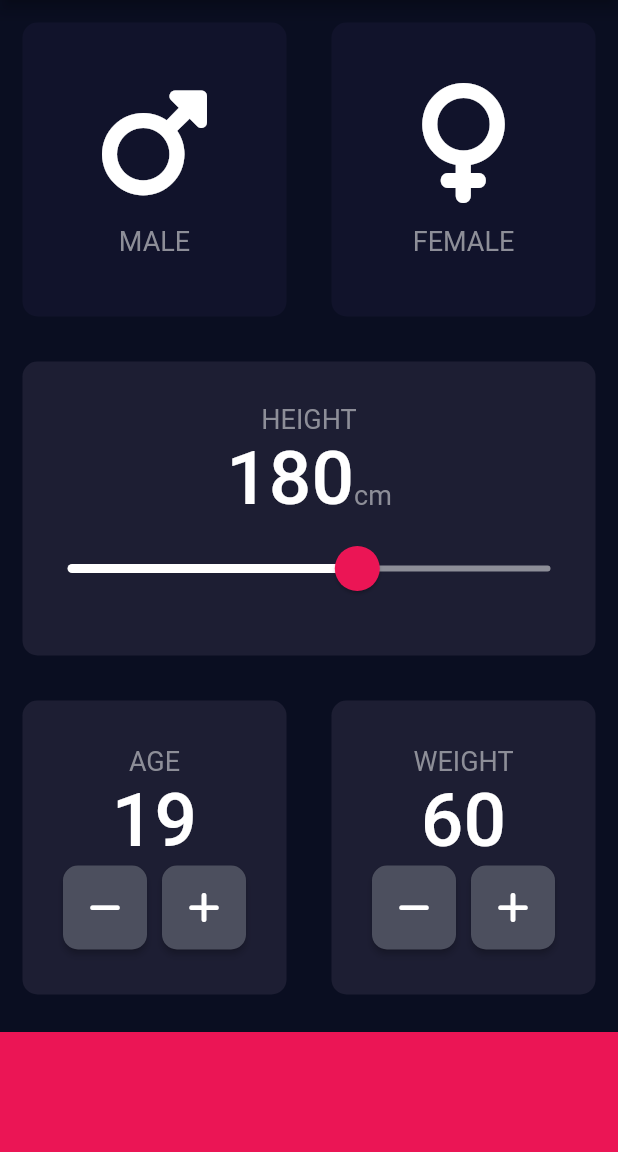
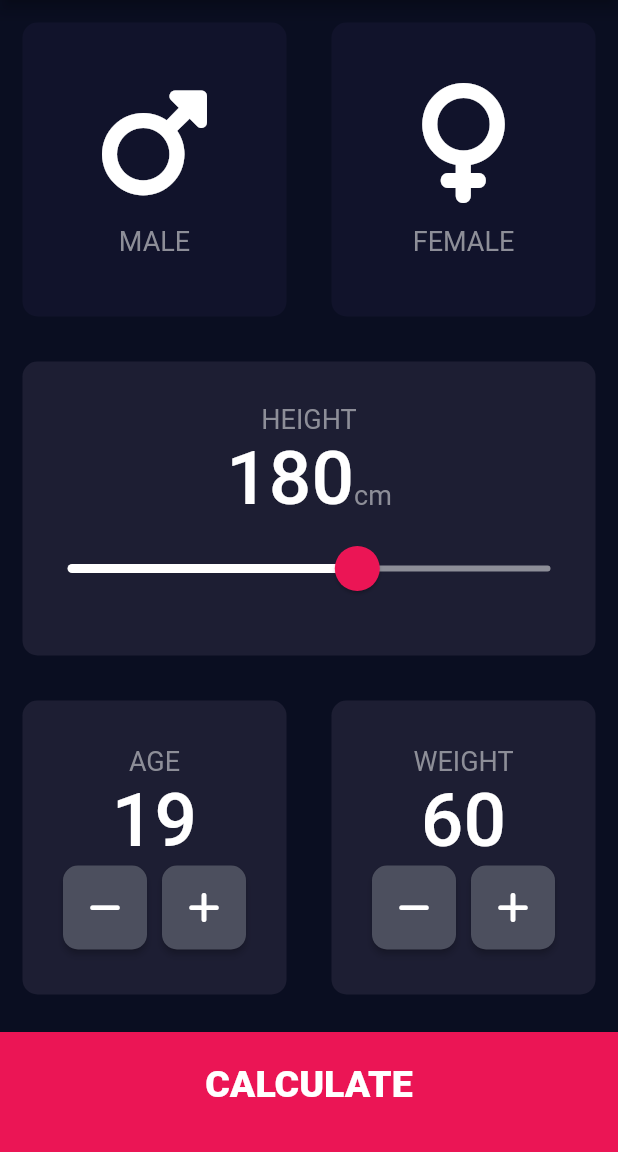
Before and after one commit to ayoolat/bmi_calculator_flutter, a Flutter app: the screen it shows after launch, on a phone screen of 412 x 824 dp, the part 84-1236 px from its top. Run offline on Flutter 3.47's test engine with Material 2 defaults, Android fonts, the phone set to English and light mode, and no system bars; our stand-ins replace font_awesome_flutter.

Commit message:
BMI calculator complete

```diff
--- /dev/null
+++ b/lib/components/bottomButton.dart
@@ -0,0 +1,32 @@
+import 'package:flutter/cupertino.dart';
+import 'package:flutter/material.dart';
+
+import '../Renders/resultsPage.dart';
+import '../utils/constants.dart';
+
+class BottomButton extends StatelessWidget {
+  final VoidCallback onTap;
+  final String text;
+
+  BottomButton({required this.onTap, required this.text});
+
+  @override
+  Widget build(BuildContext context) {
+    return GestureDetector(
+      onTap: onTap,
+      child: Container(
+        color: const Color(0xFFEB1555),
+        margin: const EdgeInsets.only(top: 10),
+        width: double.infinity,
+        height: kBottomContainerHeight,
+        padding: const EdgeInsets.only(bottom: 10.0),
+        child: Center(
+          child: Text(
+            text,
+            style: kLargeButtonTextStyle,
+          ),
+        ),
+      ),
+    );
+  }
+}
--- /dev/null
+++ b/lib/components/roundButtonIcon.dart
@@ -0,0 +1,19 @@
+import 'package:flutter/cupertino.dart';
+import 'package:flutter/material.dart';
+
+class RoundIconButton extends StatelessWidget {
+  final IconData? icon;
+  final VoidCallback onPress;
+  RoundIconButton({this.icon, required this.onPress});
+
+  @override
+  Widget build(BuildContext context) {
+    return RawMaterialButton(
+      onPressed: onPress,
+      shape: RoundedRectangleBorder(borderRadius: BorderRadius.circular(10)),
+      fillColor: const Color(0xFF4c4F5E),
+      constraints: const BoxConstraints.tightFor(width: 56.0, height: 56.0),
+      child: Icon(icon),
+    );
+  }
+}
--- a/lib/inputPage.dart
+++ /dev/null
@@ -1,223 +0,0 @@
-import 'package:flutter/material.dart';
-import 'customWidgets/icons_content.dart';
-import 'customWidgets/reuseable_card.dart';
-import 'utils/constants.dart';
-import 'utils/enums.dart';
-import 'package:font_awesome_flutter/font_awesome_flutter.dart';
-
-class InputPage extends StatefulWidget {
-  @override
-  _InputPageState createState() => _InputPageState();
-}
-
-class _InputPageState extends State<InputPage> {
-  Gender? selectedGender;
-  int height = 180;
-  int weight = 60;
-  int age = 19;
-
-  @override
-  Widget build(BuildContext context) {
-    return Scaffold(
-      appBar: AppBar(
-        title: const Text('BMI CALCULATOR'),
-      ),
-      body: Column(crossAxisAlignment: CrossAxisAlignment.stretch, children: [
-        Expanded(
-          child: Row(
-            children: [
-              Expanded(
-                child: ReuseableCard(
-                  onPress: () {
-                    setState(() {
-                      selectedGender = Gender.male;
-                    });
-                  },
-                  colour: selectedGender == Gender.male
-                      ? kActiveCardColor
-                      : kInActiveCardColor,
-                  cardChild:
-                      const IconBar(icon: FontAwesomeIcons.mars, text: 'MALE'),
-                ),
-              ),
-              Expanded(
-                child: ReuseableCard(
-                  onPress: () {
-                    setState(() {
-                      selectedGender = Gender.female;
-                    });
-                  },
-                  colour: selectedGender == Gender.female
-                      ? kActiveCardColor
-                      : kInActiveCardColor,
-                  cardChild: const IconBar(
-                      icon: FontAwesomeIcons.venus, text: 'FEMALE'),
-                ),
-              ),
-            ],
-          ),
-        ),
-        Expanded(
-          child: ReuseableCard(
-            colour: kActiveCardColor,
-            cardChild: Column(
-              mainAxisAlignment: MainAxisAlignment.center,
-              children: [
-                const Text("HEIGHT", style: kLabelStyle),
-                Row(
-                  mainAxisAlignment: MainAxisAlignment.center,
-                  crossAxisAlignment: CrossAxisAlignment.baseline,
-                  textBaseline: TextBaseline.alphabetic,
-                  children: [
-                    Text(
-                      height.toString(),
-                      style: kNumberTextStyle,
-                    ),
-                    const Text(
-                      "cm",
-                      style: kLabelStyle,
-                    ),
-                  ],
-                ),
-                SliderTheme(
-                  data: SliderTheme.of(context).copyWith(
-                      thumbColor: const Color(0xFFEB1555),
-                      inactiveTrackColor: const Color(0xFF8D8E98),
-                      thumbShape:
-                          const RoundSliderThumbShape(enabledThumbRadius: 15.0),
-                      overlayShape:
-                          const RoundSliderOverlayShape(overlayRadius: 30),
-                      activeTrackColor: Colors.white,
-                      overlayColor: const Color(0xFFEB1555)),
-                  child: Slider(
-                    value: height.toDouble(),
-                    onChanged: (double newValue) {
-                      setState(() {
-                        height = newValue.toInt();
-                      });
-                    },
-                    max: 220.0,
-                    min: 120.0,
-                  ),
-                )
-              ],
-            ),
-          ),
-        ),
-        Expanded(
-          child: Row(
-            children: [
-              Expanded(
-                child: ReuseableCard(
-                  colour: kActiveCardColor,
-                  cardChild: Column(
-                    mainAxisAlignment: MainAxisAlignment.center,
-                    children: [
-                      const Text(
-                        "AGE",
-                        style: kLabelStyle,
-                      ),
-                      Text(
-                        age.toString(),
-                        style: kNumberTextStyle,
-                      ),
-                      Row(
-                        mainAxisAlignment: MainAxisAlignment.center,
-                        children: [
-                          RoundIconButton(
-                            icon: FontAwesomeIcons.minus,
-                            onPress: () {
-                              setState(() {
-                                age--;
-                              });
-                            },
-                          ),
-                          const SizedBox(
-                            width: 10,
-                          ),
-                          RoundIconButton(
-                            icon: FontAwesomeIcons.add,
-                            onPress: () {
-                              setState(() {
-                                age--;
-                              });
-                            },
-                          ),
-                        ],
-                      )
-                    ],
-                  ),
-                ),
-              ),
-              Expanded(
-                child: ReuseableCard(
-                  colour: kActiveCardColor,
-                  cardChild: Column(
-                    mainAxisAlignment: MainAxisAlignment.center,
-                    children: [
-                      const Text(
-                        "WEIGHT",
-                        style: kLabelStyle,
-                      ),
-                      Text(
-                        weight.toString(),
-                        style: kNumberTextStyle,
-                      ),
-                      Row(
-                        mainAxisAlignment: MainAxisAlignment.center,
-                        children: [
-                          RoundIconButton(
-                            icon: FontAwesomeIcons.minus,
-                            onPress: () {
-                              setState(() {
-                                weight--;
-                              });
-                            },
-                          ),
-                          const SizedBox(
-                            width: 10,
-                          ),
-                          RoundIconButton(
-                            icon: FontAwesomeIcons.add,
-                            onPress: () {
-                              setState(() {
-                                weight--;
-                              });
-                            },
-                          ),
-                        ],
-                      )
-                    ],
-                  ),
-                ),
-              ),
-            ],
-          ),
-        ),
-        Container(
-          color: const Color(0xFFEB1555),
-          margin: const EdgeInsets.only(top: 10),
-          width: double.infinity,
-          height: kBottomContainerHeight,
-        )
-      ]),
-    );
-  }
-}
-
-class RoundIconButton extends StatelessWidget {
-  final IconData? icon;
-  final VoidCallback onPress;
-  RoundIconButton({this.icon, required this.onPress});
-
-  @override
-  Widget build(BuildContext context) {
-    return RawMaterialButton(
-      onPressed: onPress,
-      shape: RoundedRectangleBorder(borderRadius: BorderRadius.circular(10)),
-      fillColor: const Color(0xFF4c4F5E),
-      constraints: const BoxConstraints.tightFor(width: 56.0, height: 56.0),
-      child: Icon(icon),
-    );
-  }
-}
--- a/lib/main.dart
+++ b/lib/main.dart
@@ -1,5 +1,5 @@
 import 'package:flutter/material.dart';
-import 'inputPage.dart';
+import 'Renders/inputPage.dart';
 
 void main() => runApp(BMICalculator());
 
--- /dev/null
+++ b/lib/renders/inputPage.dart
@@ -0,0 +1,224 @@
+import 'package:flutter/material.dart';
+import '../components/bottomButton.dart';
+import '../components/icons_content.dart';
+import '../components/reuseable_card.dart';
+import '../components/roundButtonIcon.dart';
+import '../services/calculatorBrain.dart';
+import '../utils/constants.dart';
+import '../utils/enums.dart';
+import 'resultsPage.dart';
+import 'package:font_awesome_flutter/font_awesome_flutter.dart';
+
+class InputPage extends StatefulWidget {
+  @override
+  _InputPageState createState() => _InputPageState();
+}
+
+class _InputPageState extends State<InputPage> {
+  Gender? selectedGender;
+  int height = 180;
+  int weight = 60;
+  int age = 19;
+
+  @override
+  Widget build(BuildContext context) {
+    return Scaffold(
+      appBar: AppBar(
+        title: const Text('BMI CALCULATOR'),
+      ),
+      body: Column(
+        crossAxisAlignment: CrossAxisAlignment.stretch,
+        children: [
+          Expanded(
+            child: Row(
+              children: [
+                Expanded(
+                  child: ReuseableCard(
+                    onPress: () {
+                      setState(() {
+                        selectedGender = Gender.male;
+                      });
+                    },
+                    colour: selectedGender == Gender.male
+                        ? kActiveCardColor
+                        : kInActiveCardColor,
+                    cardChild: const IconBar(
+                        icon: FontAwesomeIcons.mars, text: 'MALE'),
+                  ),
+                ),
+                Expanded(
+                  child: ReuseableCard(
+                    onPress: () {
+                      setState(() {
+                        selectedGender = Gender.female;
+                      });
+                    },
+                    colour: selectedGender == Gender.female
+                        ? kActiveCardColor
+                        : kInActiveCardColor,
+                    cardChild: const IconBar(
+                        icon: FontAwesomeIcons.venus, text: 'FEMALE'),
+                  ),
+                ),
+              ],
+            ),
+          ),
+          Expanded(
+            child: ReuseableCard(
+              colour: kActiveCardColor,
+              cardChild: Column(
+                mainAxisAlignment: MainAxisAlignment.center,
+                children: [
+                  const Text("HEIGHT", style: kLabelStyle),
+                  Row(
+                    mainAxisAlignment: MainAxisAlignment.center,
+                    crossAxisAlignment: CrossAxisAlignment.baseline,
+                    textBaseline: TextBaseline.alphabetic,
+                    children: [
+                      Text(
+                        height.toString(),
+                        style: kNumberTextStyle,
+                      ),
+                      const Text(
+                        "cm",
+                        style: kLabelStyle,
+                      ),
+                    ],
+                  ),
+                  SliderTheme(
+                    data: SliderTheme.of(context).copyWith(
+                        thumbColor: const Color(0xFFEB1555),
+                        inactiveTrackColor: const Color(0xFF8D8E98),
+                        thumbShape: const RoundSliderThumbShape(
+                            enabledThumbRadius: 15.0),
+                        overlayShape:
+                            const RoundSliderOverlayShape(overlayRadius: 30),
+                        activeTrackColor: Colors.white,
+                        overlayColor: const Color(0xFFEB1555)),
+                    child: Slider(
+                      value: height.toDouble(),
+                      onChanged: (double newValue) {
+                        setState(() {
+                          height = newValue.toInt();
+                        });
+                      },
+                      max: 220.0,
+                      min: 120.0,
+                    ),
+                  )
+                ],
+              ),
+            ),
+          ),
+          Expanded(
+            child: Row(
+              children: [
+                Expanded(
+                  child: ReuseableCard(
+                    colour: kActiveCardColor,
+                    cardChild: Column(
+                      mainAxisAlignment: MainAxisAlignment.center,
+                      children: [
+                        const Text(
+                          "AGE",
+                          style: kLabelStyle,
+                        ),
+                        Text(
+                          age.toString(),
+                          style: kNumberTextStyle,
+                        ),
+                        Row(
+                          mainAxisAlignment: MainAxisAlignment.center,
+                          children: [
+                            RoundIconButton(
+                              icon: FontAwesomeIcons.minus,
+                              onPress: () {
+                                setState(() {
+                                  age--;
+                                });
+                              },
+                            ),
+                            const SizedBox(
+                              width: 10,
+                            ),
+                            RoundIconButton(
+                              icon: FontAwesomeIcons.add,
+                              onPress: () {
+                                setState(() {
+                                  age++;
+                                });
+                              },
+                            ),
+                          ],
+                        )
+                      ],
+                    ),
+                  ),
+                ),
+                Expanded(
+                  child: ReuseableCard(
+                    colour: kActiveCardColor,
+                    cardChild: Column(
+                      mainAxisAlignment: MainAxisAlignment.center,
+                      children: [
+                        const Text(
+                          "WEIGHT",
+                          style: kLabelStyle,
+                        ),
+                        Text(
+                          weight.toString(),
+                          style: kNumberTextStyle,
+                        ),
+                        Row(
+                          mainAxisAlignment: MainAxisAlignment.center,
+                          children: [
+                            RoundIconButton(
+                              icon: FontAwesomeIcons.minus,
+                              onPress: () {
+                                setState(() {
+                                  weight--;
+                                });
+                              },
+                            ),
+                            const SizedBox(
+                              width: 10,
+                            ),
+                            RoundIconButton(
+                              icon: FontAwesomeIcons.add,
+                              onPress: () {
+                                setState(() {
+                                  weight++;
+                                });
+                              },
+                            ),
+                          ],
+                        )
+                      ],
+                    ),
+                  ),
+                ),
+              ],
+            ),
+          ),
+          BottomButton(
+              onTap: () {
+                CalculatorBrain calc =
+                    CalculatorBrain(height: height, weight: weight);
+
+                Navigator.push(
+                  context,
+                  MaterialPageRoute(
+                    builder: (context) => ResultsPage(
+                      BMIResults: calc.calculateBMI(),
+                      resultsText: calc.getResult(),
+                      interpretation: calc.getInterpretation(),
+                    ),
+                  ),
+                );
+              },
+              text: "CALCULATE")
+        ],
+      ),
+    );
+  }
+}
--- /dev/null
+++ b/lib/services/calculatorBrain.dart
@@ -0,0 +1,32 @@
+import 'dart:math';
+
+class CalculatorBrain {
+  final int height;
+  final int weight;
+
+  double _bmi = 0;
+  CalculatorBrain({required this.weight, required this.height});
+
+  String calculateBMI() {
+    _bmi = weight / pow(height / 100, 2);
+    return _bmi.toStringAsFixed(1);
+  }
+
+  String getResult() {
+    if (_bmi <= 25)
+      return "Overweight";
+    else if (_bmi > 18.5)
+      return "Normal";
+    else
+      return "Underweight";
+  }
+
+  String getInterpretation() {
+    if (_bmi <= 25)
+      return "Too fat, loose weight";
+    else if (_bmi > 18.5)
+      return "You're good";
+    else
+      return "Too skinny, eat something";
+  }
+}
--- a/lib/utils/constants.dart
+++ b/lib/utils/constants.dart
@@ -8,6 +8,14 @@ const kNumberTextStyle = TextStyle(
   fontSize: 50.0,
   fontWeight: FontWeight.w500,
 );
+const kLargeButtonTextStyle = TextStyle(
+  fontSize: 25.0,
+  fontWeight: FontWeight.w900,
+);
+const kResultsTextStyle = TextStyle(
+    color: Color(0xFF24DB26), fontSize: 22, fontWeight: FontWeight.bold);
+const kBMITextStyle = TextStyle(fontSize: 100, fontWeight: FontWeight.bold);
+const kLargeTextStyle = TextStyle(fontSize: 60, fontWeight: FontWeight.bold);
 const kBottomContainerHeight = 80.0;
 const kActiveCardColor = Color(0xFF1D1E33);
 const kInActiveCardColor = Color(0xFF11132B);
```
Also changed, not shown: lib/renders/resultsPage.dart (added, +66 -0 lines), lib/components/icons_content.dart (renamed from lib/customWidgets/icons_content.dart), lib/components/reuseable_card.dart (renamed from lib/customWidgets/reuseable_card.dart).
